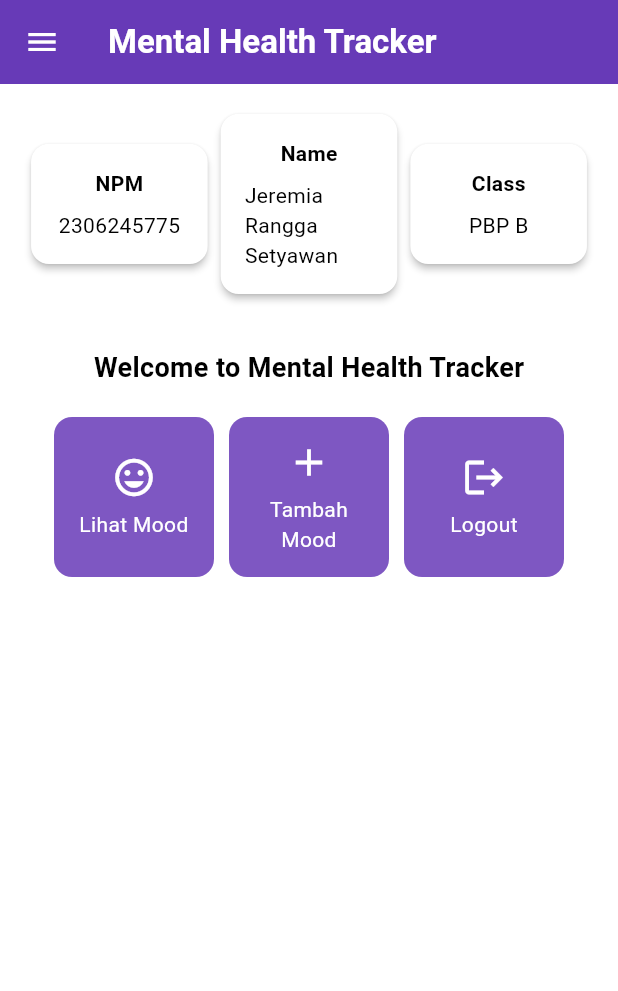
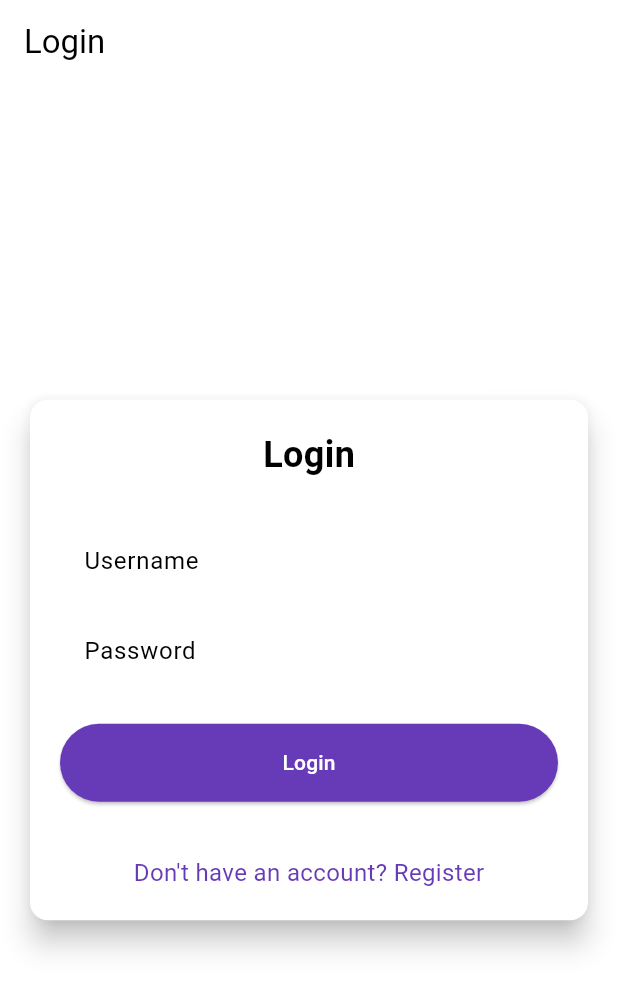
Before and after one commit to jeremiaranggasetyawan/mental-health-tracker-mobile, a Flutter app: the screen it shows after launch, on a phone screen of 412 x 824 dp. Shown: the top 991 px of the screen. Run offline on Flutter 3.47's test engine with Material 3 defaults, Android fonts, the phone set to English and light mode, and no system bars; missing offline and left inert: pbp_django_auth.

Commit message:
Selesai Tutorial 8

```diff
--- a/lib/main.dart
+++ b/lib/main.dart
@@ -1,5 +1,8 @@
 import 'package:flutter/material.dart';
+import 'package:mental_health_tracker/screens/login.dart';
 import 'package:mental_health_tracker/screens/menu.dart';
+import 'package:pbp_django_auth/pbp_django_auth.dart';
+import 'package:provider/provider.dart';
 
 void main() {
   runApp(const MyApp());
@@ -8,33 +11,22 @@ void main() {
 class MyApp extends StatelessWidget {
   const MyApp({super.key});
 
-  // This widget is the root of your application.
   @override
   Widget build(BuildContext context) {
-    return MaterialApp(
+    return Provider(
+      create: (_) {
+        CookieRequest request = CookieRequest();
+        return request;
+      },
+      child: MaterialApp(
           title: 'Mental Health Tracker',
           theme: ThemeData(
-        // This is the theme of your application.
-        //
-        // TRY THIS: Try running your application with "flutter run". You'll see
-        // the application has a purple toolbar. Then, without quitting the app,
-        // try changing the seedColor in the colorScheme below to Colors.green
-        // and then invoke "hot reload" (save your changes or press the "hot
-        // reload" button in a Flutter-supported IDE, or press "r" if you used
-        // the command line to start the app).
-        //
-        // Notice that the counter didn't reset back to zero; the application
-        // state is not lost during the reload. To reset the state, use hot
-        // restart instead.
-        //
-        // This works for code too, not just values: Most code changes can be
-        // tested with just a hot reload.
+            useMaterial3: true,
             colorScheme: ColorScheme.fromSwatch(
               primarySwatch: Colors.deepPurple,
             ).copyWith(secondary: Colors.deepPurple[400]),
-        useMaterial3: true,
           ),
-      home: MyHomePage(),
+          home: const LoginPage()),
     );
   }
 }
--- /dev/null
+++ b/lib/screens/login.dart
@@ -0,0 +1,181 @@
+import 'package:mental_health_tracker/screens/menu.dart';
+import 'package:flutter/material.dart';
+import 'package:pbp_django_auth/pbp_django_auth.dart';
+import 'package:provider/provider.dart';
+import 'package:mental_health_tracker/screens/register.dart';
+
+void main() {
+  runApp(const LoginApp());
+}
+
+class LoginApp extends StatelessWidget {
+  const LoginApp({super.key});
+
+  @override
+  Widget build(BuildContext context) {
+    return MaterialApp(
+      title: 'Login',
+      theme: ThemeData(
+        useMaterial3: true,
+        colorScheme: ColorScheme.fromSwatch(
+          primarySwatch: Colors.deepPurple,
+        ).copyWith(secondary: Colors.deepPurple[400]),
+      ),
+      home: const LoginPage(),
+    );
+  }
+}
+
+class LoginPage extends StatefulWidget {
+  const LoginPage({super.key});
+
+  @override
+  State<LoginPage> createState() => _LoginPageState();
+}
+
+class _LoginPageState extends State<LoginPage> {
+  final TextEditingController _usernameController = TextEditingController();
+  final TextEditingController _passwordController = TextEditingController();
+
+  @override
+  Widget build(BuildContext context) {
+    final request = context.watch<CookieRequest>();
+
+    return Scaffold(
+      appBar: AppBar(
+        title: const Text('Login'),
+      ),
+      body: Center(
+        child: SingleChildScrollView(
+          padding: const EdgeInsets.all(16.0),
+          child: Card(
+            elevation: 8,
+            shape: RoundedRectangleBorder(
+              borderRadius: BorderRadius.circular(12.0),
+            ),
+            child: Padding(
+              padding: const EdgeInsets.all(20.0),
+              child: Column(
+                mainAxisSize: MainAxisSize.min,
+                children: [
+                  const Text(
+                    'Login',
+                    style: TextStyle(
+                      fontSize: 24.0,
+                      fontWeight: FontWeight.bold,
+                    ),
+                  ),
+                  const SizedBox(height: 30.0),
+                  TextField(
+                    controller: _usernameController,
+                    decoration: const InputDecoration(
+                      labelText: 'Username',
+                      hintText: 'Enter your username',
+                      border: OutlineInputBorder(
+                        borderRadius: BorderRadius.all(Radius.circular(12.0)),
+                      ),
+                      contentPadding:
+                          EdgeInsets.symmetric(horizontal: 12.0, vertical: 8.0),
+                    ),
+                  ),
+                  const SizedBox(height: 12.0),
+                  TextField(
+                    controller: _passwordController,
+                    decoration: const InputDecoration(
+                      labelText: 'Password',
+                      hintText: 'Enter your password',
+                      border: OutlineInputBorder(
+                        borderRadius: BorderRadius.all(Radius.circular(12.0)),
+                      ),
+                      contentPadding:
+                          EdgeInsets.symmetric(horizontal: 12.0, vertical: 8.0),
+                    ),
+                    obscureText: true,
+                  ),
+                  const SizedBox(height: 24.0),
+                  ElevatedButton(
+                    onPressed: () async {
+                      String username = _usernameController.text;
+                      String password = _passwordController.text;
+
+                      // Cek kredensial
+                      // TODO: Ganti URL dan jangan lupa tambahkan trailing slash (/) di akhir URL!
+                      // Untuk menyambungkan Android emulator dengan Django pada localhost,
+                      // gunakan URL http://10.0.2.2/
+                      final response = await request
+                          .login("http://127.0.0.1:8000/auth/login/", {
+                        'username': username,
+                        'password': password,
+                      });
+
+                      if (request.loggedIn) {
+                        String message = response['message'];
+                        String uname = response['username'];
+                        if (context.mounted) {
+                          Navigator.pushReplacement(
+                            context,
+                            MaterialPageRoute(
+                                builder: (context) => MyHomePage()),
+                          );
+                          ScaffoldMessenger.of(context)
+                            ..hideCurrentSnackBar()
+                            ..showSnackBar(
+                              SnackBar(
+                                  content:
+                                      Text("$message Selamat datang, $uname.")),
+                            );
+                        }
+                      } else {
+                        if (context.mounted) {
+                          showDialog(
+                            context: context,
+                            builder: (context) => AlertDialog(
+                              title: const Text('Login Gagal'),
+                              content: Text(response['message']),
+                              actions: [
+                                TextButton(
+                                  child: const Text('OK'),
+                                  onPressed: () {
+                                    Navigator.pop(context);
+                                  },
+                                ),
+                              ],
+                            ),
+                          );
+                        }
+                      }
+                    },
+                    style: ElevatedButton.styleFrom(
+                      foregroundColor: Colors.white,
+                      minimumSize: Size(double.infinity, 50),
+                      backgroundColor: Theme.of(context).colorScheme.primary,
+                      padding: const EdgeInsets.symmetric(vertical: 16.0),
+                    ),
+                    child: const Text('Login'),
+                  ),
+                  const SizedBox(height: 36.0),
+                  GestureDetector(
+                    onTap: () {
+                      Navigator.push(
+                        context,
+                        MaterialPageRoute(
+                            builder: (context) => const RegisterPage()),
+                      );
+                    },
+                    child: Text(
+                      'Don\'t have an account? Register',
+                      style: TextStyle(
+                        color: Theme.of(context).colorScheme.primary,
+                        fontSize: 16.0,
+                      ),
+                    ),
+                  ),
+                ],
+              ),
+            ),
+          ),
+        ),
+      ),
+    );
+  }
+}
--- a/pubspec.yaml
+++ b/pubspec.yaml
@@ -35,6 +35,9 @@ dependencies:
   # The following adds the Cupertino Icons font to your application.
   # Use with the CupertinoIcons class for iOS style icons.
   cupertino_icons: ^1.0.8
+  provider: ^6.1.2
+  pbp_django_auth: ^0.4.0
+  http: ^1.2.2
 
 dev_dependencies:
   flutter_test:
```
Also changed, not shown: lib/models/moode_entry.dart (added, +68 -0 lines), lib/screens/list_moodentry.dart (added, +90 -0 lines), lib/screens/moodentry_form.dart (+36 -28 lines), lib/screens/register.dart (added, +166 -0 lines), lib/widgets/mood_card.dart (+34 -1 lines), pubspec.lock, 2 other files. Lines whose indentation alone changed are shown as unchanged.
